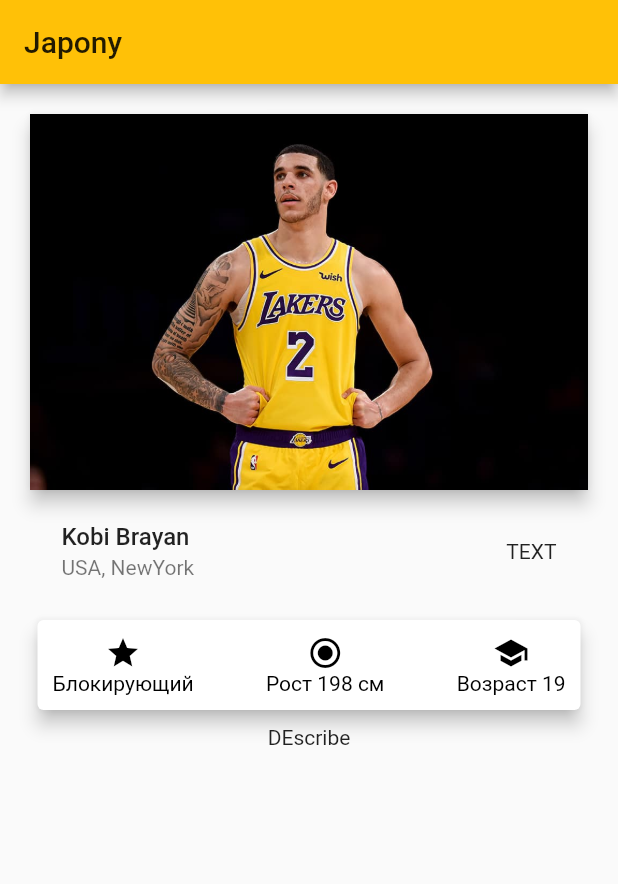
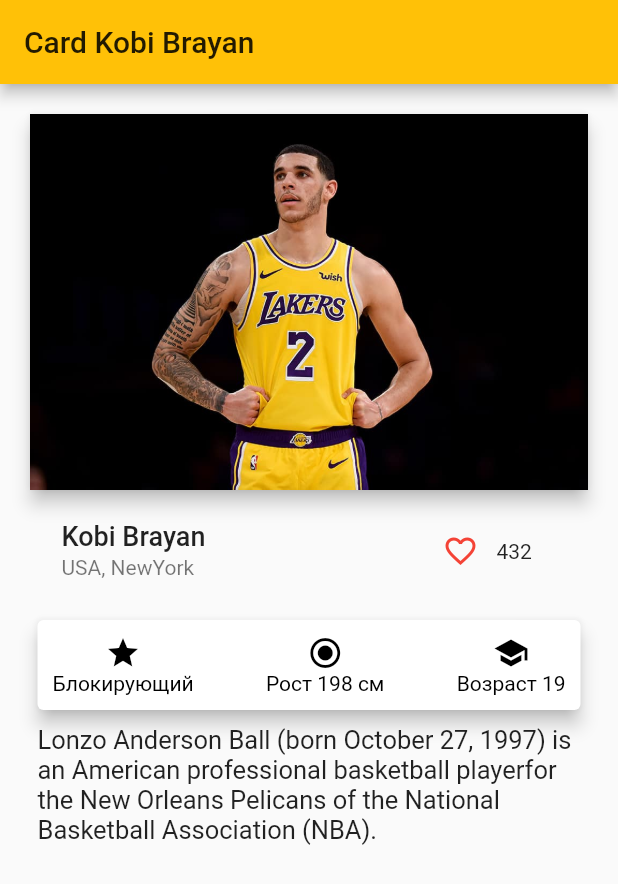
Before and after one commit to MaximBall/CardPlayer-flutter, a Flutter app: the screen it shows after launch, on a phone screen of 412 x 824 dp. Shown: the top 884 px of the screen. Run offline on Flutter 3.47's test engine with Material 2 defaults, Android fonts, the phone set to English and light mode, and no system bars.

Commit message:
update v-3

```diff
--- a/lib/main.dart
+++ b/lib/main.dart
@@ -7,7 +7,7 @@
   @override
   Widget build(BuildContext context) {
     return MaterialApp(
-      title: 'Sample APP',
+      title: 'Simple APP',
       theme: ThemeData(
         primarySwatch: Colors.amber,
       ),
@@ -31,10 +31,37 @@
 
   @override
   Widget build(BuildContext context) {
-    return Container(
-      child: Text('TEXT'),
+    return Row(
+      children: <Widget>[
+        Container(
+          child: IconButton(
+            onPressed: _toggleFavorite,
+            icon: (_isFav ? Icon(Icons.favorite) : Icon(Icons.favorite_border)),
+            color: Colors.red[500],
+          ),
+        ),
+        SizedBox(
+          width: 40,
+          child: Container(
+            child: Text('$_fav'),
+          ),
+        ),
+      ],
     );
   }
+
+  void _toggleFavorite() {
+    setState(() {
+      if (_isFav) {
+        _isFav = false;
+        _fav -= 1;
+      } else {
+        _isFav = true;
+        _fav += 1;
+      }
+    });
+  }
+
 }
 
 
@@ -43,7 +70,7 @@
   Widget build(BuildContext context) {
     return Scaffold(
       appBar: AppBar(
-        title: Text('Japony'),
+        title: Text('Card Kobi Brayan'),
       ),
       body: Container(
         child: _buildMainColumn(),
@@ -73,7 +100,7 @@
               ),
               Container(
                 margin: const EdgeInsets.all(5),
-                child: Text('DEscribe'),
+                child: _buildDescribe(),
               ),
             ],
           ),
@@ -101,7 +128,9 @@
     title: Text(
       'Kobi Brayan',
       style: TextStyle(
-        fontWeight: FontWeight.w500
+        fontWeight: FontWeight.w500,
+        fontSize: 18.0,
+
       ),
     ),
     subtitle: Text('USA, NewYork'),
@@ -139,4 +168,13 @@
       )
     ],
   );
+
+  Widget _buildDescribe() => Text(
+    'Lonzo Anderson Ball (born October 27, 1997) is an American professional basketball player'
+    'for the New Orleans Pelicans of the National Basketball Association (NBA).',
+    softWrap: true,
+    style: TextStyle(
+      fontSize: 17.0,
+    ),
+  );
 }
```
